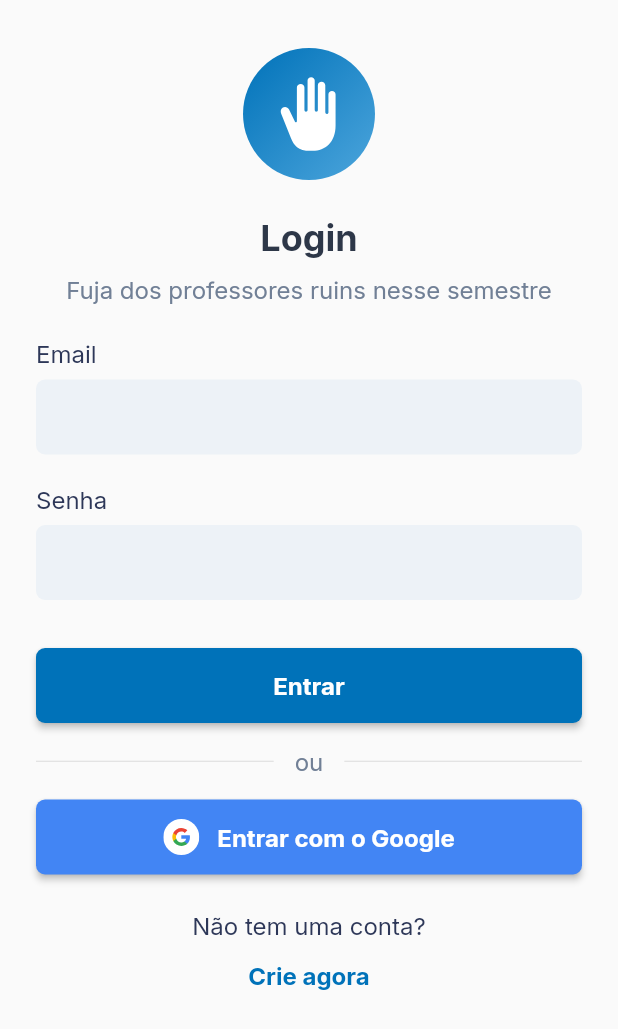
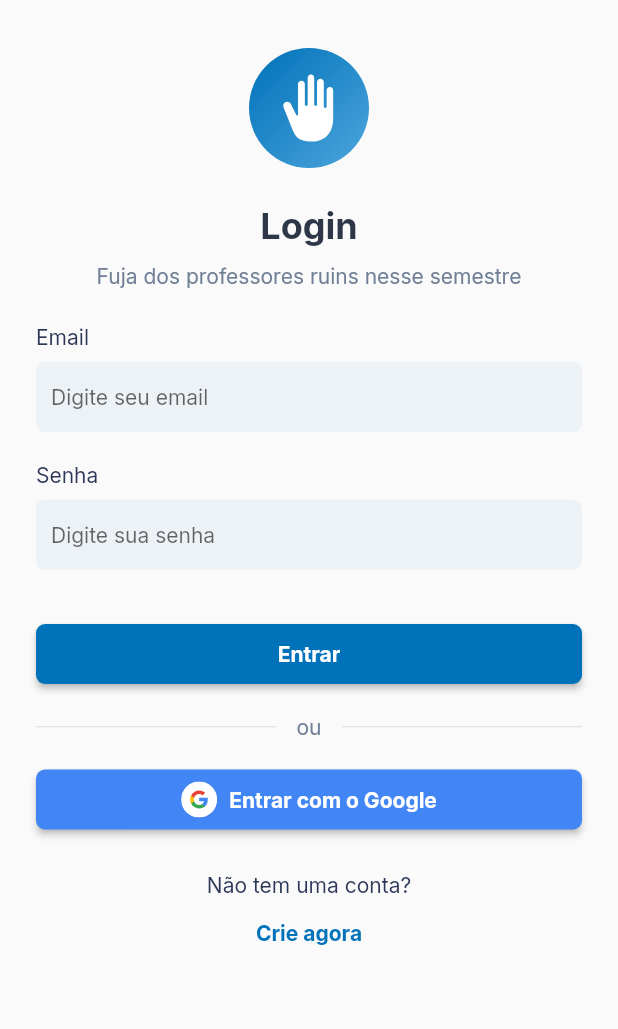
Before and after one commit to vitorpedeo/evita_ufg_app, a Flutter app: the screen it shows after launch, on a phone screen of 412 x 824 dp. Shown: the top 1029 px of the screen. Run offline on Flutter 3.47's test engine with Material 2 defaults, Android fonts, the phone set to English and light mode, and no system bars; our stand-ins replace flutter_svg, get, google_fonts.

Commit message:
:lipstick: improve login page ui

```diff
--- a/lib/app/modules/login/page.dart
+++ b/lib/app/modules/login/page.dart
@@ -34,8 +34,8 @@ class LoginPage extends StatelessWidget {
               crossAxisAlignment: CrossAxisAlignment.center,
               children: [
                 SizedBox(
-                  width: 88,
-                  height: 88,
+                  width: 80,
+                  height: 80,
                   child: FittedBox(
                     child: SvgPicture.asset(
                       'assets/images/evita_logo.svg',
@@ -67,12 +67,15 @@ class LoginPage extends StatelessWidget {
                 ),
                 const TextInput(
                   label: 'Email',
+                  hintText: 'Digite seu email',
                 ),
                 const SizedBox(
                   height: 20,
                 ),
                 const TextInput(
                   label: 'Senha',
+                  obscureText: true,
+                  hintText: 'Digite sua senha',
                 ),
                 const SizedBox(
                   height: 32,
--- a/lib/app/modules/login/widgets/google_login_button.dart
+++ b/lib/app/modules/login/widgets/google_login_button.dart
@@ -11,7 +11,7 @@ class GoogleLoginButton extends StatelessWidget {
   Widget build(BuildContext context) {
     return MaterialButton(
       minWidth: Get.width,
-      height: 50,
+      height: 40,
       color: const Color.fromRGBO(66, 133, 244, 1),
       highlightColor: CustomTheme.accentColor,
       onPressed: () {},
@@ -32,7 +32,7 @@ class GoogleLoginButton extends StatelessWidget {
             ),
           ),
           const SizedBox(
-            width: 12,
+            width: 8,
           ),
           const BodyText(
             'Entrar com o Google',
--- a/lib/app/widgets/app_button.dart
+++ b/lib/app/widgets/app_button.dart
@@ -73,7 +73,7 @@ class AppButton extends StatelessWidget {
   Widget build(BuildContext context) {
     return MaterialButton(
       minWidth: minWidth ?? Get.width,
-      height: height ?? 50,
+      height: height ?? 40,
       color: color ?? CustomTheme.primaryColor,
       highlightColor: highlightColor ?? CustomTheme.accentColor,
       onPressed: onPressed,
--- a/lib/app/widgets/body_text.dart
+++ b/lib/app/widgets/body_text.dart
@@ -75,7 +75,7 @@ class BodyText extends StatelessWidget {
       text,
       style: GoogleFonts.inter(
         color: color ?? CustomTheme.secondaryTextColor,
-        fontSize: fontSize ?? 16,
+        fontSize: fontSize ?? 14,
         fontWeight: fontWeight ?? FontWeight.w400,
         backgroundColor: backgroundColor,
         fontStyle: fontStyle,
--- a/lib/app/widgets/text_input.dart
+++ b/lib/app/widgets/text_input.dart
@@ -8,6 +8,7 @@ class TextInput extends StatelessWidget {
   final TextEditingController? controller;
   final FocusNode? focusNode;
   final InputDecoration? decoration;
+  final String? hintText;
   final TextInputType? keyboardType;
   final TextInputAction? textInputAction;
   final TextCapitalization? textCapitalization;
@@ -18,6 +19,7 @@ class TextInput extends StatelessWidget {
   final bool? autofocus;
   final int? maxLines;
   final int? minLines;
+  final bool? obscureText;
   final bool? expands;
   final bool? readOnly;
   final bool? showCursor;
@@ -37,6 +39,7 @@ class TextInput extends StatelessWidget {
       this.controller,
       this.focusNode,
       this.decoration,
+      this.hintText,
       this.keyboardType,
       this.textInputAction,
       this.textCapitalization,
@@ -47,6 +50,7 @@ class TextInput extends StatelessWidget {
       this.autofocus,
       this.maxLines,
       this.minLines,
+      this.obscureText,
       this.expands,
       this.readOnly,
       this.showCursor,
@@ -77,18 +81,19 @@ class TextInput extends StatelessWidget {
                 controller: controller,
                 focusNode: focusNode,
                 decoration: decoration ??
-                    const InputDecoration(
+                    InputDecoration(
+                      hintText: hintText,
                       isDense: true,
-                      contentPadding: EdgeInsets.fromLTRB(10, 16, 10, 15),
+                      contentPadding: const EdgeInsets.fromLTRB(10, 15, 10, 15),
                       filled: true,
-                      fillColor: Color.fromRGBO(237, 242, 247, 1),
-                      border: OutlineInputBorder(
+                      fillColor: const Color.fromRGBO(237, 242, 247, 1),
+                      border: const OutlineInputBorder(
                         borderSide: BorderSide.none,
                         borderRadius: BorderRadius.all(
                           Radius.circular(6),
                         ),
                       ),
-                      focusedBorder: OutlineInputBorder(
+                      focusedBorder: const OutlineInputBorder(
                         borderSide: BorderSide(
                           color: CustomTheme.primaryColor,
                         ),
@@ -101,13 +106,15 @@ class TextInput extends StatelessWidget {
                 style: style ??
                     const TextStyle(
                       color: CustomTheme.primaryTextColor,
+                      fontSize: 14,
                     ),
                 textAlign: textAlign ?? TextAlign.start,
                 textAlignVertical: textAlignVertical,
                 textDirection: textDirection,
                 autofocus: autofocus ?? false,
-                maxLines: maxLines,
+                maxLines: maxLines ?? 1,
                 minLines: minLines,
+                obscureText: obscureText ?? false,
                 expands: expands ?? false,
                 readOnly: readOnly ?? false,
                 showCursor: showCursor,
@@ -127,16 +134,19 @@ class TextInput extends StatelessWidget {
             controller: controller,
             focusNode: focusNode,
             decoration: decoration ??
-                const InputDecoration(
+                InputDecoration(
+                  hintText: hintText,
+                  isDense: true,
+                  contentPadding: EdgeInsets.fromLTRB(10, 15, 10, 15),
                   filled: true,
-                  fillColor: Color.fromRGBO(237, 242, 247, 1),
-                  border: OutlineInputBorder(
+                  fillColor: const Color.fromRGBO(237, 242, 247, 1),
+                  border: const OutlineInputBorder(
                     borderSide: BorderSide.none,
                     borderRadius: BorderRadius.all(
                       Radius.circular(6),
                     ),
                   ),
-                  focusedBorder: OutlineInputBorder(
+                  focusedBorder: const OutlineInputBorder(
                     borderSide: BorderSide(
                       color: CustomTheme.primaryColor,
                     ),
@@ -148,6 +158,7 @@ class TextInput extends StatelessWidget {
             style: style ??
                 const TextStyle(
                   color: CustomTheme.primaryTextColor,
+                  fontSize: 14,
                 ),
             textAlign: textAlign ?? TextAlign.start,
             textAlignVertical: textAlignVertical,
@@ -155,6 +166,7 @@ class TextInput extends StatelessWidget {
             autofocus: autofocus ?? false,
             maxLines: maxLines,
             minLines: minLines,
+            obscureText: obscureText ?? false,
             expands: expands ?? false,
             readOnly: readOnly ?? false,
             showCursor: showCursor,
```
